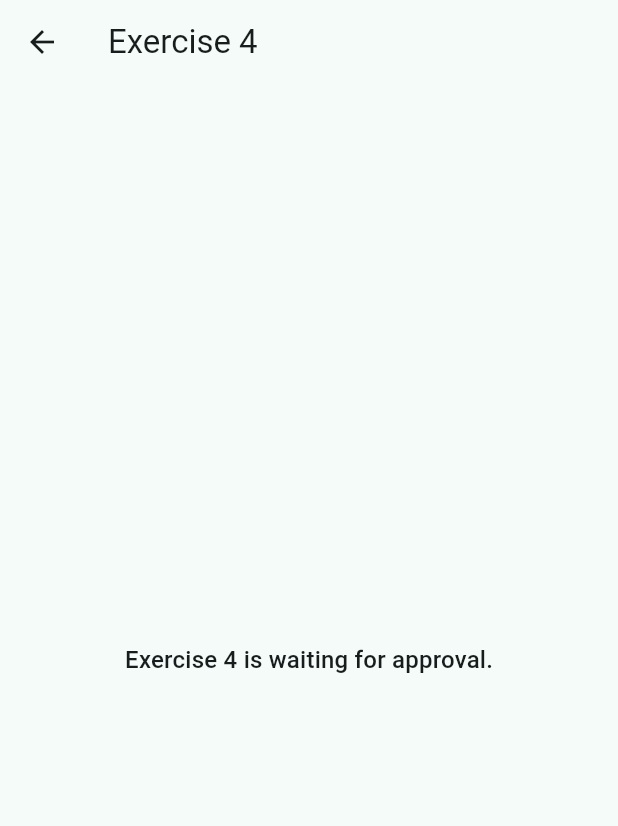
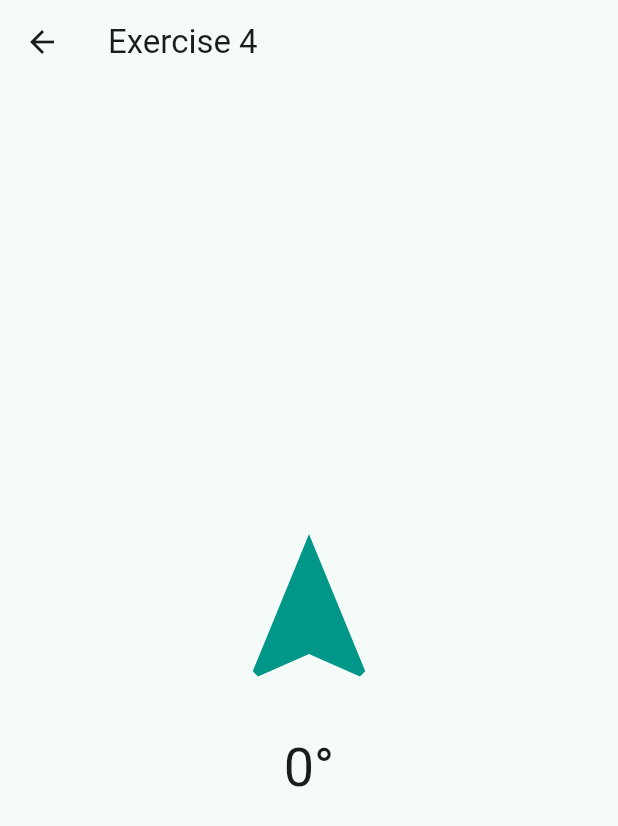
Before and after one commit to Do-Davin/flutter-app-dev, a Flutter app: the screen it shows after launch, after a tap on "Exercise 4", on a phone screen of 412 x 824 dp. Shown: the top 826 px of the screen. Run offline on Flutter 3.47's test engine with Material 3 defaults, Android fonts, the phone set to English and light mode, and no system bars; our stand-ins replace camera, sensors_plus; network calls fail.

Commit message:
add lab8 exercises 3 and 4

```diff
--- a/lab8/lib/main.dart
+++ b/lab8/lib/main.dart
@@ -1,8 +1,10 @@
 import 'package:flutter/material.dart';
 
+import 'screens/compass_screen.dart';
 import 'screens/exercise1_screen.dart';
 import 'screens/gallery_screen.dart';
 import 'screens/placeholder_exercise_screen.dart';
+import 'screens/selfie_screen.dart';
 
 void main() {
   runApp(const Lab8App());
@@ -62,13 +64,13 @@ class LabHomeScreen extends StatelessWidget {
           ),
           ExerciseTile(
             title: 'Exercise 3',
-            subtitle: 'Waiting for approval',
-            screen: const PlaceholderExerciseScreen(number: 3),
+            subtitle: 'Selfie Camera Mini-App',
+            screen: const SelfieScreen(),
           ),
           ExerciseTile(
             title: 'Exercise 4',
-            subtitle: 'Waiting for approval',
-            screen: const PlaceholderExerciseScreen(number: 4),
+            subtitle: 'Live Compass',
+            screen: const CompassScreen(),
           ),
           ExerciseTile(
             title: 'Exercise 5',
--- /dev/null
+++ b/lab8/lib/screens/compass_screen.dart
@@ -0,0 +1,70 @@
+import 'dart:async';
+import 'dart:math' as math;
+
+import 'package:flutter/material.dart';
+import 'package:sensors_plus/sensors_plus.dart';
+
+class CompassScreen extends StatefulWidget {
+  const CompassScreen({super.key});
+
+  @override
+  State<CompassScreen> createState() => _CompassState();
+}
+
+class _CompassState extends State<CompassScreen> {
+  double _heading = 0;
+  StreamSubscription? _sub;
+  DateTime _lastUpdate = DateTime.fromMillisecondsSinceEpoch(0);
+
+  @override
+  void initState() {
+    super.initState();
+
+    _sub = magnetometerEventStream().listen((event) {
+      final now = DateTime.now();
+
+      if (now.difference(_lastUpdate).inMilliseconds < 50) {
+        return;
+      }
+
+      final heading = math.atan2(event.y, event.x);
+
+      setState(() {
+        _heading = heading;
+        _lastUpdate = now;
+      });
+    });
+  }
+
+  @override
+  void dispose() {
+    _sub?.cancel();
+    super.dispose();
+  }
+
+  @override
+  Widget build(BuildContext context) {
+    final degrees = (_heading * 180 / math.pi).toStringAsFixed(0);
+
+    return Scaffold(
+      appBar: AppBar(title: const Text('Exercise 4')),
+      body: Center(
+        child: Column(
+          mainAxisAlignment: MainAxisAlignment.center,
+          children: [
+            Transform.rotate(
+              angle: -_heading,
+              child: const Icon(
+                Icons.navigation,
+                size: 120,
+                color: Colors.teal,
+              ),
+            ),
+            const SizedBox(height: 24),
+            Text('$degrees°', style: Theme.of(context).textTheme.displaySmall),
+          ],
+        ),
+      ),
+    );
+  }
+}
--- a/lab8/pubspec.yaml
+++ b/lab8/pubspec.yaml
@@ -34,6 +34,9 @@ dependencies:
   # The following adds the Cupertino Icons font to your application.
   # Use with the CupertinoIcons class for iOS style icons.
   cupertino_icons: ^1.0.8
+  camera: ^0.12.0+1
+  path_provider: ^2.1.5
+  sensors_plus: ^7.0.0
 
 dev_dependencies:
   flutter_test:
```
Also changed, not shown: lab8/lib/screens/selfie_screen.dart (added, +184 -0 lines), lab8/pubspec.lock, 14 other files.
